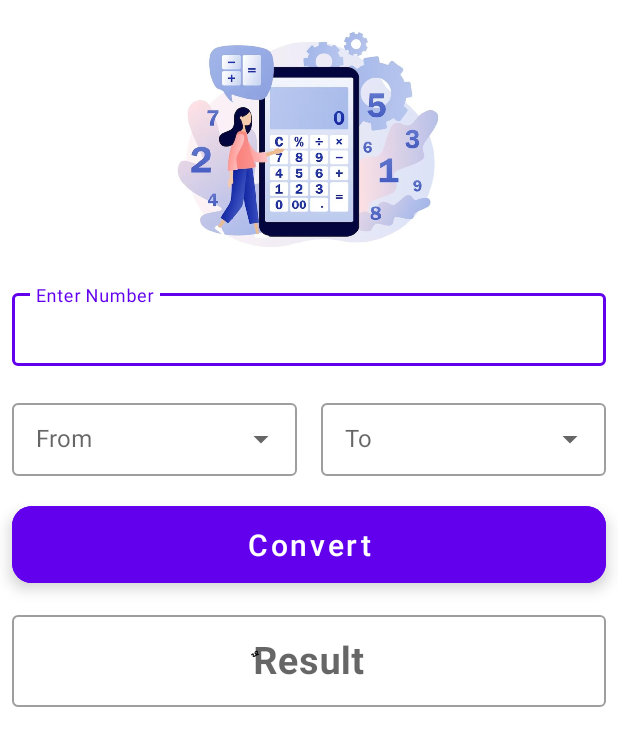
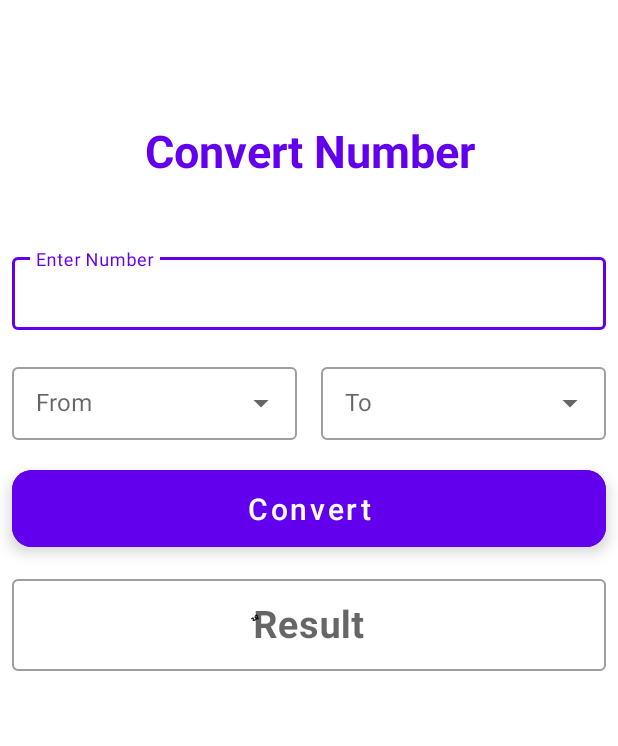
Before and after one commit to nahedshehata/calc_convert, an Android app: the screen it shows after launch (MainActivity), on a phone screen of 412 x 824 dp. Shown: the top 746 px of the screen. Run offline under Robolectric (Android 15) with nearby library versions, the phone set to English and light mode, and no system bars.

Commit message:
update design

```diff
--- a/app/src/main/res/layout/activity_main.xml
+++ b/app/src/main/res/layout/activity_main.xml
@@ -8,14 +8,17 @@
     tools:context=".MainActivity">
 
 
-    <ImageView
-        android:id="@+id/image"
-        android:layout_width="200dp"
-        android:layout_height="190dp"
-        android:foregroundGravity="center"
-        android:src="@drawable/img"
-        app:layout_constraintEnd_toEndOf="parent"
-        app:layout_constraintHorizontal_bias="0.497"
+    <TextView
+        android:id="@+id/tv_title"
+        android:layout_width="match_parent"
+        android:layout_height="wrap_content"
+        android:text="@string/Title"
+        android:gravity="center"
+        android:textColor="@color/color_used"
+        android:layout_marginTop="80dp"
+        android:textSize="30sp"
+        android:textStyle="bold"
+        android:layout_marginBottom="20dp"
         app:layout_constraintStart_toStartOf="parent"
         app:layout_constraintTop_toTopOf="parent" />
 
@@ -26,12 +29,13 @@
         android:layout_height="wrap_content"
         android:layout_marginStart="8dp"
         android:layout_marginEnd="8dp"
+        android:layout_marginTop="45dp"
         android:hint="@string/enter_number"
         app:endIconMode="clear_text"
         android:background="@drawable/color"
         app:layout_constraintEnd_toEndOf="parent"
         app:layout_constraintStart_toStartOf="parent"
-        app:layout_constraintTop_toBottomOf="@id/image">
+        app:layout_constraintTop_toBottomOf="@id/tv_title">
 
         <com.google.android.material.textfield.TextInputEditText
             android:id="@+id/number"
@@ -60,7 +64,7 @@
             android:layout_marginTop="4dp"
             android:layout_marginEnd="8dp"
             android:layout_weight="1"
-            android:hint="From"
+            android:hint="@string/from"
             app:layout_constraintEnd_toEndOf="parent"
             app:layout_constraintStart_toStartOf="parent"
             app:layout_constraintTop_toBottomOf="@id/num">
@@ -85,7 +89,7 @@
             android:layout_marginEnd="8dp"
 
             android:layout_weight="1"
-            android:hint="To"
+            android:hint="@string/to"
             app:layout_constraintEnd_toEndOf="parent"
             app:layout_constraintStart_toStartOf="parent"
             app:layout_constraintTop_toBottomOf="@id/selectFrom">
@@ -140,7 +144,7 @@
             android:layout_height="match_parent"
             android:enabled="false"
             android:gravity="center"
-            android:hint="ٌٌٌResult"
+            android:hint="@string/result"
             android:textColor="@color/black"
             android:textSize="25sp"
             android:textStyle="bold" />
--- a/app/src/main/res/values/colors.xml
+++ b/app/src/main/res/values/colors.xml
@@ -8,4 +8,5 @@
     <color name="teal_700">#FF018786</color>
     <color name="black">#FF000000</color>
     <color name="white">#FFFFFFFF</color>
+    <color name="color_used">#6200ee</color>
 </resources>
--- a/app/src/main/res/values/strings.xml
+++ b/app/src/main/res/values/strings.xml
@@ -3,4 +3,8 @@
     <string name="title">Number Convert</string>
     <string name="btnName">Convert</string>
     <string name="enter_number">Enter Number</string>
+    <string name="Title">Convert Number</string>
+    <string name="from">From</string>
+    <string name="to">To</string>
+    <string name="result">ٌٌٌResult</string>
 </resources>
```
